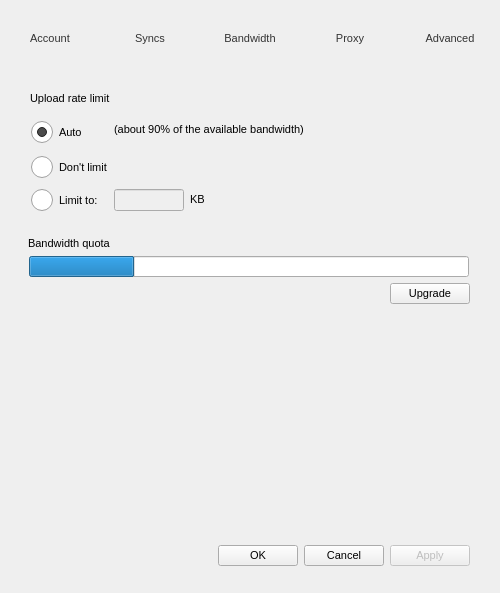
Old version of the form Source/MEGASync/gui/macx/SettingsDialog.ui in the repository meganz/MEGAsync.
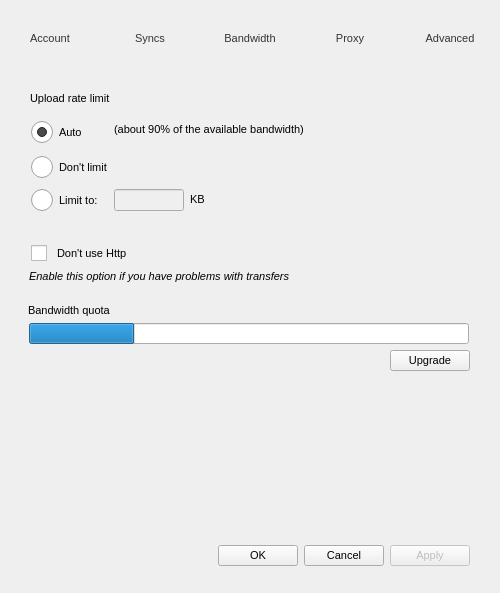
New version of the form. The open tabs and pages were chosen to show the change. Icons and pictures are not drawn.

Commit message: UI modifications and management of settings

What changed in the file:
```diff
--- a/Source/MEGASync/gui/macx/SettingsDialog.ui
+++ b/Source/MEGASync/gui/macx/SettingsDialog.ui
@@ -1911,7 +1911,7 @@
            <number>5</number>
           </property>
           <property name="bottomMargin">
-           <number>5</number>
+           <number>25</number>
           </property>
           <item row="1" column="0">
            <widget class="QRadioButton" name="rAutoLimit">
@@ -2124,6 +2124,29 @@
          </layout>
         </widget>
        </item>
+       <item>
+        <widget class="QCheckBox" name="cbUseHttps">
+         <property name="styleSheet">
+          <string notr="true">padding-left: 15px;</string>
+         </property>
+         <property name="text">
+          <string>Don't use Http</string>
+         </property>
+        </widget>
+       </item>
+       <item>
+        <widget class="QLabel" name="label">
+         <property name="styleSheet">
+          <string notr="true">padding-left: 5px;</string>
+         </property>
+         <property name="text">
+          <string>Enable this option if you have problems with transfers</string>
+         </property>
+         <property name="textFormat">
+          <enum>Qt::AutoText</enum>
+         </property>
+        </widget>
+       </item>
        <item>
         <widget class="QGroupBox" name="gBandwidthQuota">
          <property name="title">
```
Left out of the diff: 16 changed lines with no effect on the pictures. The commit also changes 3 other files.
